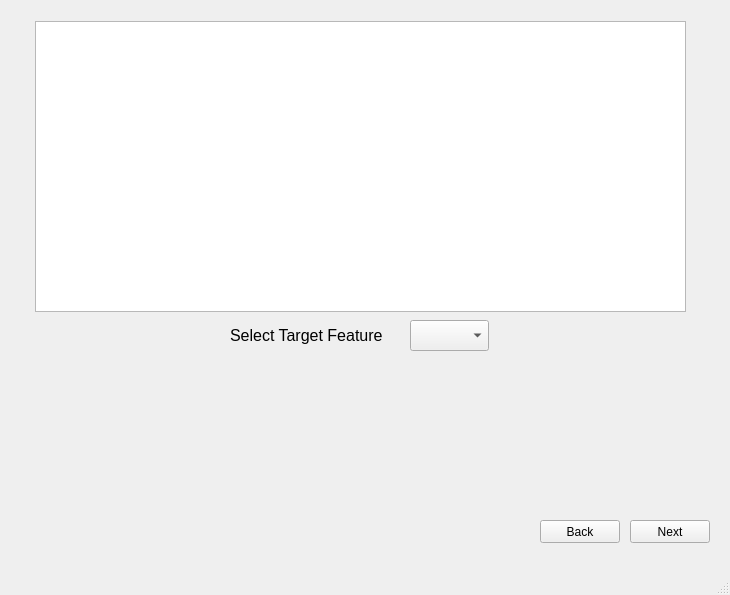
Old version of the form guiv1.ui in the repository ggrkp/projectv1.
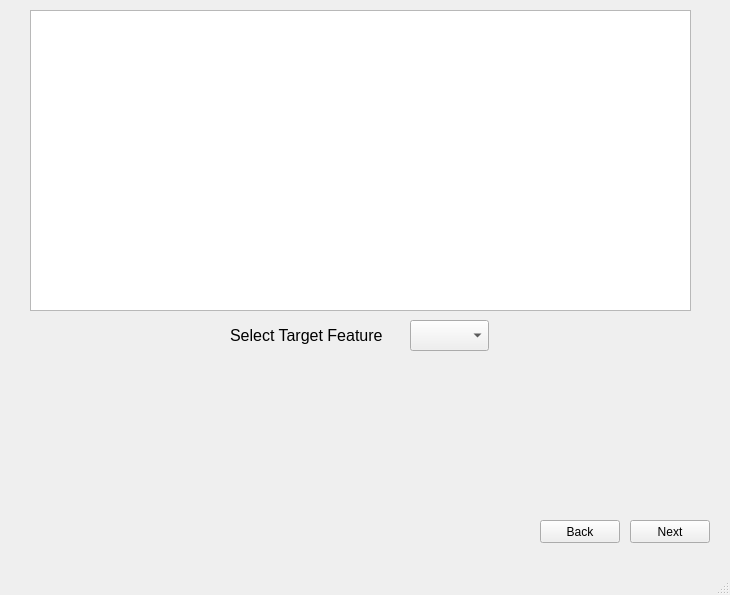
New version of the form.

What changed in the file:
```diff
--- a/guiv1.ui
+++ b/guiv1.ui
@@ -192,13 +192,13 @@
        <string>Select Target Feature</string>
       </property>
      </widget>
-     <widget class="QTableView" name="csvPreview">
+     <widget class="QTableWidget" name="tableWidget">
       <property name="geometry">
        <rect>
-        <x>15</x>
-        <y>11</y>
-        <width>651</width>
-        <height>291</height>
+        <x>10</x>
+        <y>0</y>
+        <width>661</width>
+        <height>301</height>
        </rect>
       </property>
      </widget>
```
